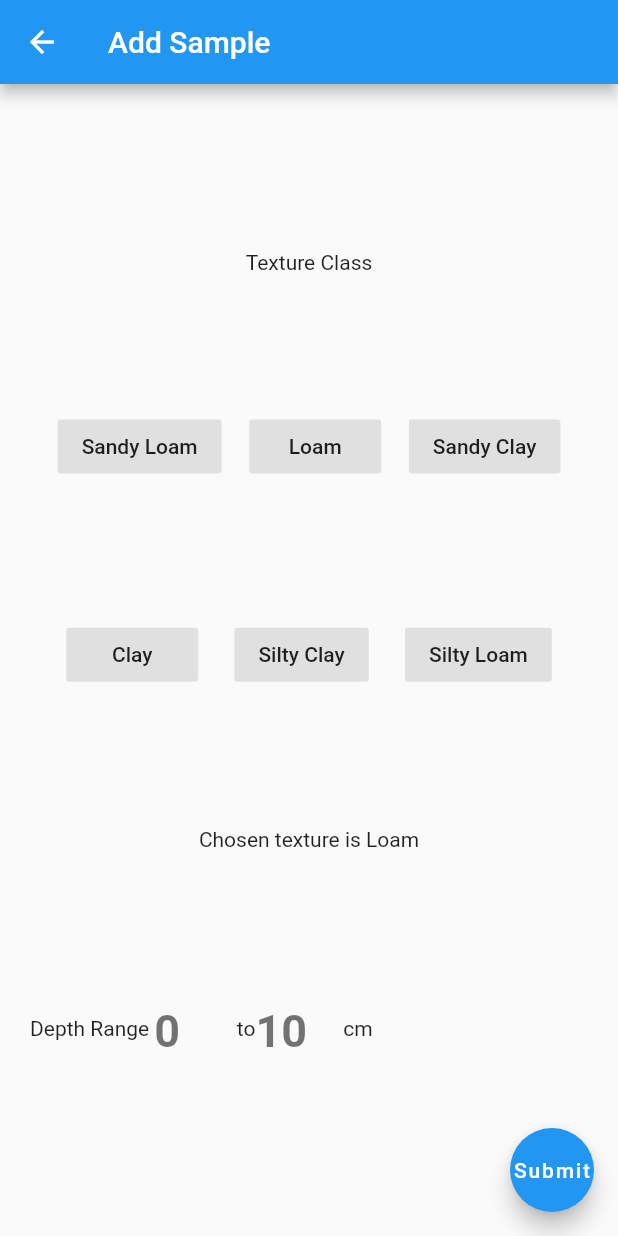
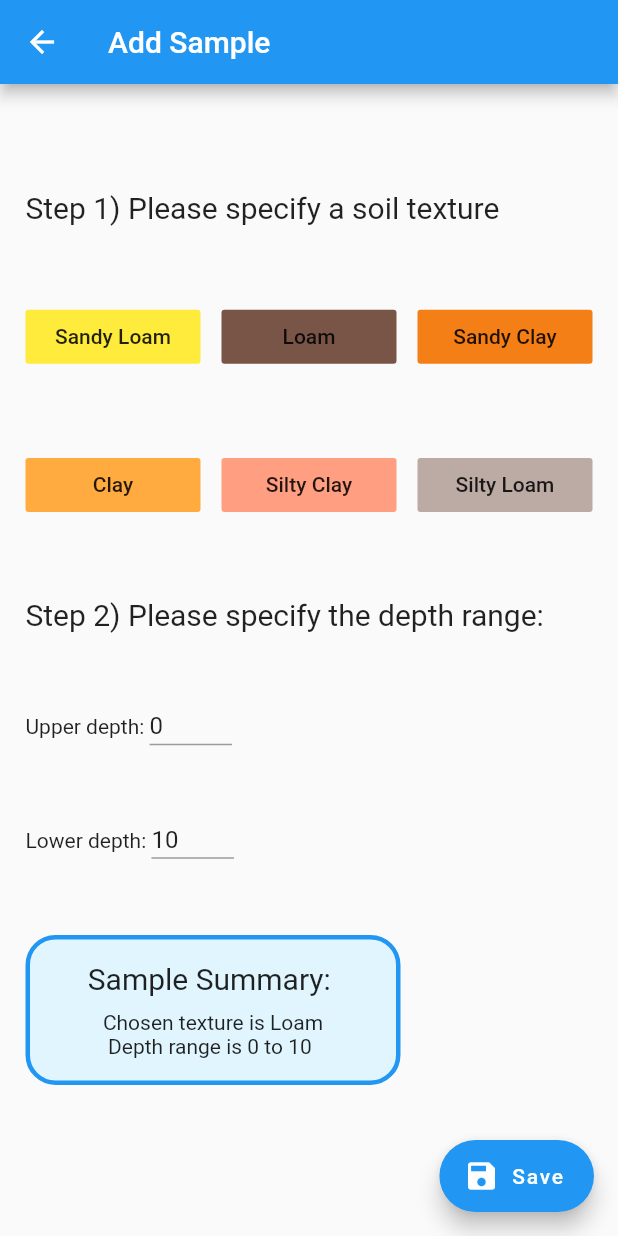
Before and after one commit to Open-Source-Agriculture/soil_mate_old, a Flutter app: the AddSamplePage screen opened directly, on a phone screen of 412 x 824 dp. Run offline on Flutter 3.47's test engine with Material 2 defaults, Android fonts, the phone set to English and light mode, and no system bars; our stand-ins replace firebase_auth, google_maps_flutter, hive, hive_flutter, location; accounts and stored records are empty.

Commit message:
Updated add sample page UI

```diff
--- a/lib/screens/home/add_sample.dart
+++ b/lib/screens/home/add_sample.dart
@@ -1,6 +1,7 @@
 import 'dart:async';
 import 'dart:typed_data';
 import 'package:flutter/material.dart';
+import 'package:flutter/rendering.dart';
 import 'package:flutter/services.dart';
 import 'package:google_maps_flutter/google_maps_flutter.dart';
 import 'package:location/location.dart';
@@ -145,87 +146,110 @@ class _AddSamplePageState extends State<AddSamplePage> {
         title: Text(widget.title),
       ),
       body: Padding(
-        padding: const EdgeInsets.all(20.0),
+        padding: const EdgeInsets.fromLTRB(17, 20, 17, 50),
         child: Column(
-          crossAxisAlignment: CrossAxisAlignment.center,
+          crossAxisAlignment: CrossAxisAlignment.start,
           mainAxisAlignment: MainAxisAlignment.spaceEvenly,
           children: [
-            Text('Texture Class'),
+            Text(
+              'Step 1) Please specify a soil texture',
+              style: TextStyle(
+                fontSize: 20,
+              ),
+            ),
             Row(
               mainAxisAlignment: MainAxisAlignment.spaceEvenly,
               children: [
-                FlatButton(
-                  color: Colors.grey[300],
+                Expanded(
+                  child: FlatButton(
+                    color: Colors.yellow,
                     onPressed: () {
                       selectedTexture = AusClassification().sandyLoam;
                       setState(() {});
                     },
-                  child: Text(ausClassification.sandyLoam.name),
+                    child: Text(
+                        ausClassification.sandyLoam.name,
+                        style: TextStyle(
                         ),
-                FlatButton(
-                  color: Colors.grey[300],
+                    ),
+                  ),
+                ),
+                SizedBox(width: 14),
+                Expanded(
+                  child: FlatButton(
+                    color: Colors.brown,
                     onPressed: () {
                       selectedTexture = AusClassification().loam;
                       setState(() {});
                     },
                     child: Text(ausClassification.loam.name),
                   ),
-                FlatButton(
-                  color: Colors.grey[300],
+                ),
+                SizedBox(width: 14),
+                Expanded(
+                  child: FlatButton(
+                    color: Colors.yellow[900],
                     onPressed: () {
                       selectedTexture = AusClassification().sandyClay;
                       setState(() {});
                     },
                     child: Text(ausClassification.sandyClay.name),
+                  ),
                 )
               ],
             ),
             Row(
               mainAxisAlignment: MainAxisAlignment.spaceEvenly,
               children: [
-                FlatButton(
-                  color: Colors.grey[300],
+                Expanded(
+                  child: FlatButton(
+                    color: Colors.orangeAccent,
                     onPressed: () {
                       selectedTexture = AusClassification().clay;
                       setState(() {});
                     },
                     child: Text(ausClassification.clay.name),
                   ),
-                FlatButton(
-                  color: Colors.grey[300],
+                ),
+                SizedBox(width: 14),
+                Expanded(
+                  child: FlatButton(
+                    color: Colors.deepOrangeAccent[100],
                     onPressed: () {
                       selectedTexture = AusClassification().siltyClay;
                       setState(() {});
                     },
                     child: Text(ausClassification.siltyClay.name),
                   ),
-                FlatButton(
-                  color: Colors.grey[300],
+                ),
+                SizedBox(width: 14),
+                Expanded(
+                  child: FlatButton(
+                    color: Colors.brown[200],
                     onPressed: () {
                       selectedTexture = AusClassification().siltyLoam;
                       setState(() {});
                     },
                     child: Text(ausClassification.siltyLoam.name),
+                  ),
                 )
               ],
             ),
-            Text('Chosen texture is ' + selectedTexture.name),
+            Text(
+                'Step 2) Please specify the depth range: ',
+              style: TextStyle(
+                fontSize: 20,
+              ),
+            ),
             Row(
               children: [
-                Text('Depth Range '),
+                Text('Upper depth: '),
                 ConstrainedBox(
-                  constraints: BoxConstraints.tight(Size(55, 55)),
+                  constraints: BoxConstraints.tight(Size(55, 25)),
                   child: TextFormField(
                     maxLength: 3,
                     decoration: InputDecoration(
-                        border: InputBorder.none,
                         counterText: ''
-                    ),
-                    style: TextStyle(
-                      fontSize: 30.0,
-                      fontWeight: FontWeight.bold,
-                      fontFamily: 'Oswald',
-                      color: Color(0xB3383838),
                     ),
                     // initialValue: att.toString(),
                     controller: txt2,
@@ -241,21 +265,19 @@ class _AddSamplePageState extends State<AddSamplePage> {
                     },
                   ),
                 ),
-                Text('to'),
+              ],
+            ),
+            Row(
+              children: [
+                Text('Lower depth: '),
                 ConstrainedBox(
-                  constraints: BoxConstraints.tight(Size(55, 55)),
+                  constraints: BoxConstraints.tight(Size(55, 25)),
                   child: TextFormField(
                     maxLength: 3,
                     decoration: InputDecoration(
-                        border: InputBorder.none,
                         counterText: ''
                     ),
-                    style: TextStyle(
-                      fontSize: 30.0,
-                      fontWeight: FontWeight.bold,
-                      fontFamily: 'Oswald',
-                      color: Color(0xB3383838),
-                    ),
+
                     // initialValue: att.toString(),
                     controller: txt3,
                     // inputFormatters: [WhitelistingTextInputFormatter.digitsOnly],
@@ -270,15 +292,42 @@ class _AddSamplePageState extends State<AddSamplePage> {
                     },
                   ),
                 ),
-                Text(' cm'),
               ],
+            ),
+            Container(
+              height: 100,
+              width: 250,
+              padding: const EdgeInsets.all(5),
+              decoration: BoxDecoration(
+                border: Border.all(color: Colors.blue[500], width: 3),
+                borderRadius: BorderRadius.circular(20),
+                color: Colors.lightBlue[50],
+              ),
+              child: Column(
+                crossAxisAlignment: CrossAxisAlignment.center,
+                mainAxisAlignment: MainAxisAlignment.spaceEvenly,
+                children: [
+                  Text(
+                    'Sample Summary: ',
+                    style: TextStyle(
+                      fontSize: 20,
+                    ),
+                  ),
+                  Text(
+                      'Chosen texture is '
+                          + selectedTexture.name
+                          + '\n Depth range is ' + depthUpper.toString() + ' to ' + depthLower.toString()
+                  ),
+                ],
+              ),
             ),
 
           ],
         ),
       ),
-      floatingActionButton: FloatingActionButton(
-          child: Text('Submit'),
+      floatingActionButton: FloatingActionButton.extended(
+          icon: Icon(Icons.save),
+          label: Text('Save'),
           onPressed: () {
             print("Pressed");
             print(sampledLat);
```
Lines whose indentation alone changed are shown as unchanged.
